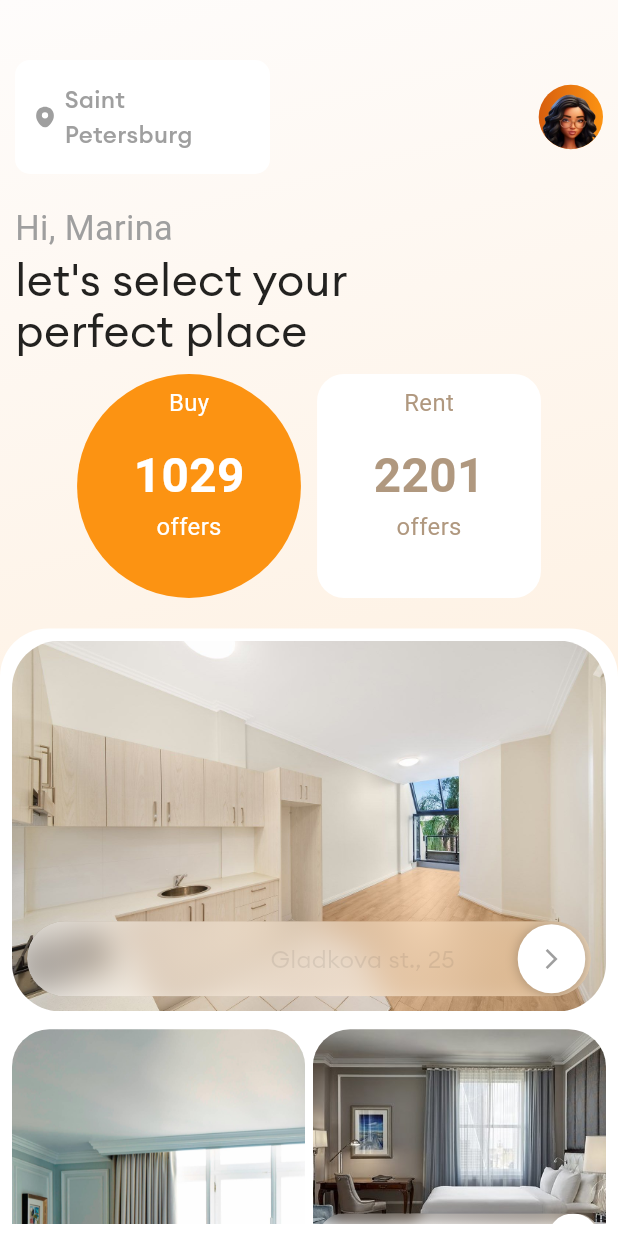
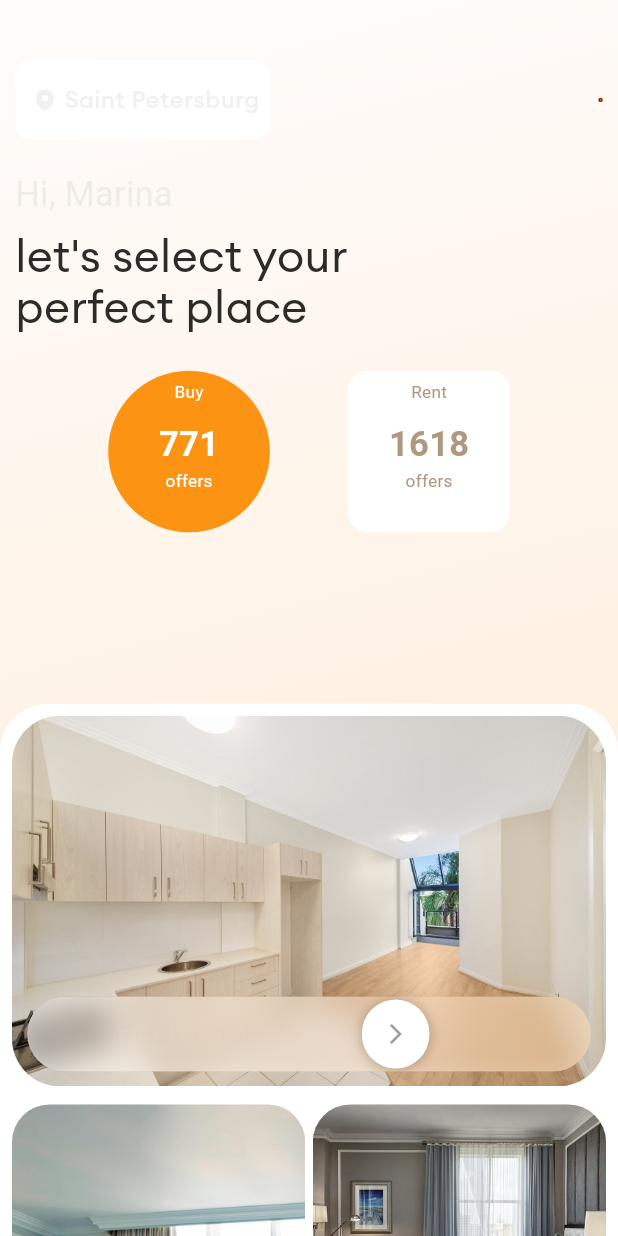
Before and after one commit to davidakinfenwa/monipointproject, a Flutter app: the HomeScreen screen opened directly, on a phone screen of 412 x 824 dp. Run offline on Flutter 3.47's test engine with Material 3 defaults, Android fonts, the phone set to English and light mode, and no system bars; our stand-ins replace flutter_animate, flutter_screenutil, flutter_svg; Roboto replaces fonts that are missing (Euclid Circular A Regular); statements that could not run were skipped.

Commit message:
glitches fixed

```diff
--- a/lib/presentation/screens/home.dart
+++ b/lib/presentation/screens/home.dart
@@ -157,15 +157,13 @@
                                    height: 16,
                                 ),
                                 const SizedBox(width: 5,),
-                                Expanded(
-                                  child: Text(
+                                Text(
                                   'Saint Petersburg',
                                   style: TextStyle(
                                       fontSize: 14.sp,
                                       color: Colors.grey,
                                       fontWeight:FontWeight.w500,
                                       fontFamily: FontFamilyy.normal
-                                        ),
                                       ),
                                 ),
                               ],
--- a/lib/presentation/widget/animationManager.dart
+++ b/lib/presentation/widget/animationManager.dart
@@ -24,7 +24,7 @@
   void initializeAnimations(TickerProvider vsync) {
     controller = AnimationController(
       vsync: vsync,
-      duration: const Duration(seconds: 2),
+      duration: const Duration(seconds: 3),
     );
 
     controllerImage = AnimationController(
@@ -45,7 +45,7 @@
     );
 
     mainTextAnimation = Tween<double>(begin: 1, end: 0).animate(
-      CurvedAnimation(parent: controller, curve: const Interval(0, 0.5, curve: Curves.easeInOut)),
+      CurvedAnimation(parent: controller, curve: const Interval(0, 0.8, curve: Curves.easeInOut)),
     );
 
     countAnimation = Tween<double>(begin: initialCount.toDouble(), end: targetCount.toDouble()).animate(
```
Lines whose indentation alone changed are shown as unchanged.
